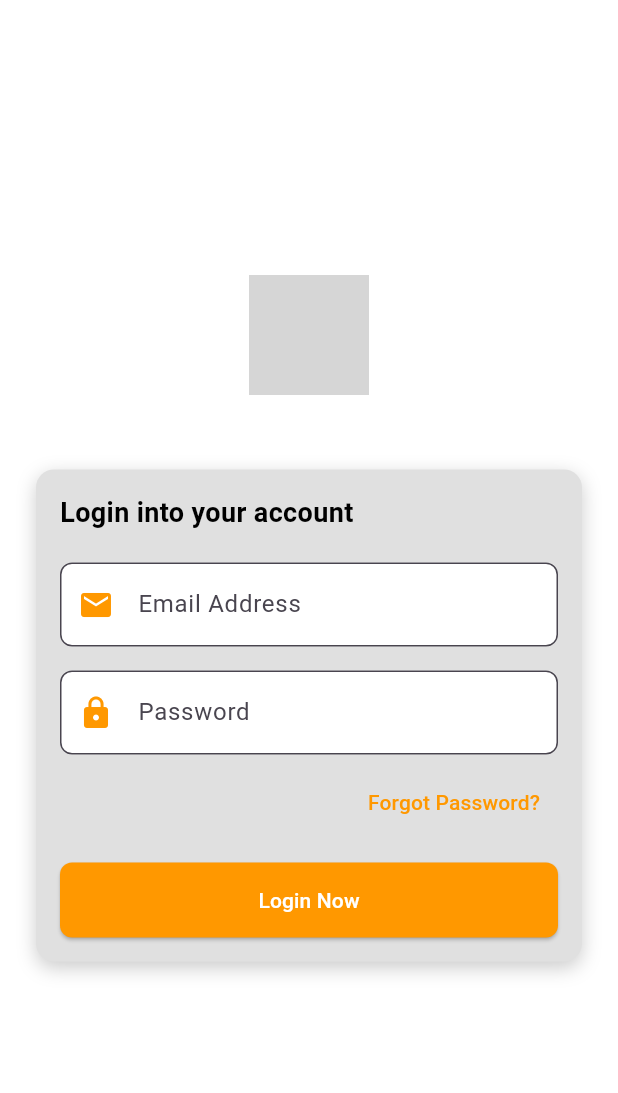
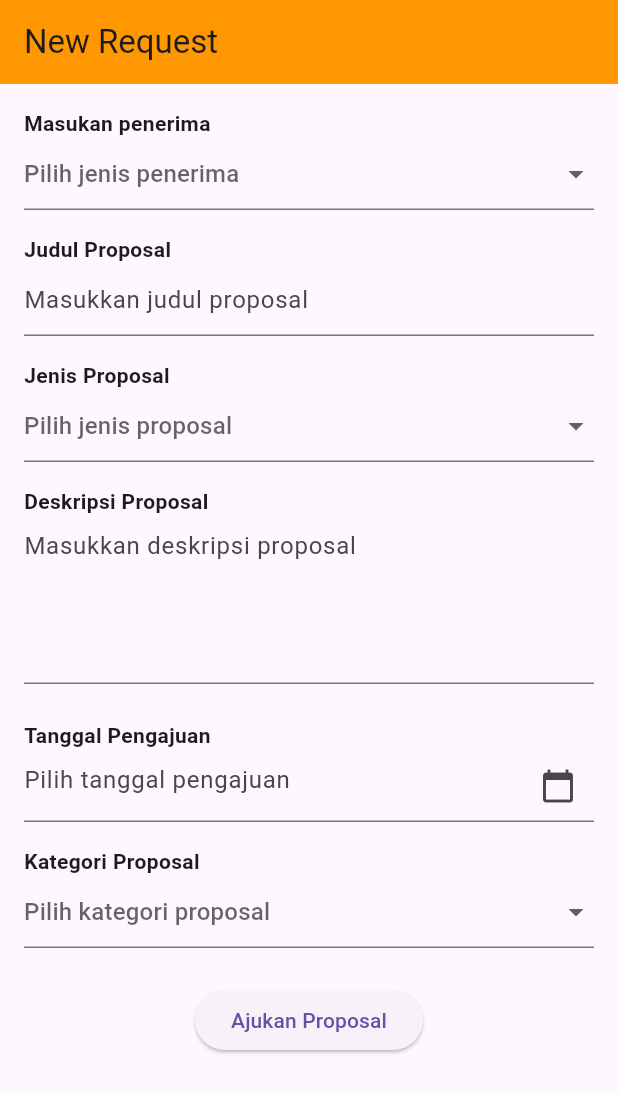
Before and after one commit to shello2k/UAS-SIS-REGULER, a Flutter app: the screen it shows after launch, on a phone screen of 412 x 824 dp. Shown: the top 1093 px of the screen. Run offline on Flutter 3.47's test engine with Material 3 defaults, Android fonts, the phone set to English and light mode, and no system bars; our stand-ins replace crystal_navigation_bar, device_preview, google_fonts, iconly; grey boxes are pictures that could not be loaded.

Commit message:
Menambah tampilan admin,list of request,new request untuk himpunan,notification

```diff
--- a/lib/login_page.dart
+++ b/lib/login_page.dart
@@ -31,8 +31,9 @@ class _LoginPageState extends State<LoginPage> {
               Column(
                 children: [
                   Image.asset(
-                    'assets/login_image.png', // Pastikan file ada di folder assets
-                    height: 80,
+                    'assets/login_image.png',
+                    width: 160,
+                    height: 160,
                   ),
                   SizedBox(height: 8),
                   Text(
@@ -51,7 +52,7 @@ class _LoginPageState extends State<LoginPage> {
                 margin: EdgeInsets.symmetric(horizontal: 24),
                 padding: EdgeInsets.all(16),
                 decoration: BoxDecoration(
-                  color: Colors.grey[300], // Warna abu-abu untuk kotak
+                  color: Colors.grey[300],
                   borderRadius: BorderRadius.circular(12),
                   boxShadow: [
                     BoxShadow(
--- a/lib/main.dart
+++ b/lib/main.dart
@@ -1,13 +1,18 @@
 import 'package:flutter/material.dart';
 import 'package:flutter/foundation.dart'; // Untuk kReleaseMode
 import 'package:device_preview/device_preview.dart';
+import 'package:flutter_application_1/pages/admin_dashboard.dart';
+import 'package:flutter_application_1/pages/adminn_dashboard.dart';
+import 'package:flutter_application_1/pages/list_of_request.dart';
+import 'package:flutter_application_1/pages/new_request.dart';
+import 'package:flutter_application_1/pages/notification_page.dart';
 import 'package:provider/provider.dart';
 import 'app_state.dart';
 import 'login_page.dart';
 
 void main() => runApp(
       DevicePreview(
-        enabled: !kReleaseMode, // Aktifkan hanya di mode debug
+        enabled: !kReleaseMode,
         builder: (context) => ChangeNotifierProvider(
           create: (_) => AppState(),
           child: MyApp(),
@@ -21,12 +26,12 @@ class MyApp extends StatelessWidget {
     return MaterialApp(
       debugShowCheckedModeBanner: false,
       useInheritedMediaQuery: true, // Integrasi dengan DevicePreview
-      locale: DevicePreview.locale(context), // Lokalisasi dari DevicePreview
-      builder: DevicePreview.appBuilder, // Builder khusus DevicePreview
+      locale: DevicePreview.locale(context),
+      builder: DevicePreview.appBuilder,
       theme: ThemeData.light(),
       darkTheme: ThemeData.dark(),
-      themeMode: ThemeMode.system, // Sesuai pengaturan sistem
-      home: LoginPage(), // Halaman utama Anda
+      themeMode: ThemeMode.system,
+      home: NewRequest(), // Halaman utama Anda
     );
   }
 }
--- a/lib/pages/admin_dashboard.dart
+++ b/lib/pages/admin_dashboard.dart
@@ -28,14 +28,14 @@ class AdminPage extends StatelessWidget {
     }
 
     return Scaffold(
-      appBar: AppBar(title: Text('Admin Dashboard')),
       body: Padding(
         padding: const EdgeInsets.all(16.0),
         child: Column(
           children: [
             TextField(
               controller: codeController,
-              decoration: InputDecoration(labelText: 'NIM / NIP (contoh, 162022035)'),
+              decoration:
+                  InputDecoration(labelText: 'NIM / NIP (contoh, 162022035)'),
               keyboardType: TextInputType.number,
               maxLength: 9,
             ),
--- /dev/null
+++ b/lib/pages/new_request.dart
@@ -0,0 +1,215 @@
+import 'package:flutter/material.dart';
+
+class NewRequest extends StatefulWidget {
+  const NewRequest({Key? key}) : super(key: key);
+
+  @override
+  _NewRequestState createState() => _NewRequestState();
+}
+
+class _NewRequestState extends State<NewRequest> {
+  final _formKey = GlobalKey<FormState>();
+
+  final TextEditingController _recipientController = TextEditingController();
+  final TextEditingController _titleController = TextEditingController();
+  final TextEditingController _descriptionController = TextEditingController();
+  final TextEditingController _requestDateController = TextEditingController();
+  String? _selectedProposalType;
+  String? _selectedCategory;
+  String? _selectedPerenima;
+
+//contoh nya
+  final List<String> _proposalTypes = [
+    'Kegiatan',
+    'Penelitian',
+    'Pengabdian Masyarakat'
+  ];
+  final List<String> _categories = ['Teknologi', 'Sosial', 'Budaya'];
+  final List<String> _penerima = ['Kaprodi', 'Fakultas'];
+  // Date Picker
+  Future<void> _pickDate(
+      BuildContext context, TextEditingController controller) async {
+    DateTime? pickedDate = await showDatePicker(
+      context: context,
+      initialDate: DateTime.now(),
+      firstDate: DateTime(2000),
+      lastDate: DateTime(2100),
+    );
+    if (pickedDate != null) {
+      setState(() {
+        controller.text =
+            "${pickedDate.day}/${pickedDate.month}/${pickedDate.year}";
+      });
+    }
+  }
+
+  @override
+  Widget build(BuildContext context) {
+    return Scaffold(
+      appBar: AppBar(
+        title: const Text('New Request'),
+        backgroundColor: Colors.orange,
+      ),
+      body: Padding(
+        padding: const EdgeInsets.all(16.0),
+        child: Form(
+          key: _formKey,
+          child: SingleChildScrollView(
+            child: Column(
+              crossAxisAlignment: CrossAxisAlignment.start,
+              children: [
+                const Text(
+                  'Masukan penerima',
+                  style: TextStyle(fontWeight: FontWeight.bold),
+                ),
+                DropdownButtonFormField<String>(
+                  value: _selectedPerenima,
+                  hint: const Text('Pilih jenis penerima'),
+                  items: _penerima.map((String type) {
+                    return DropdownMenuItem<String>(
+                      value: type,
+                      child: Text(type),
+                    );
+                  }).toList(),
+                  onChanged: (value) {
+                    setState(() {
+                      _selectedPerenima = value;
+                    });
+                  },
+                  validator: (value) {
+                    if (value == null) {
+                      return 'Silakan pilih Penerima';
+                    }
+                    return null;
+                  },
+                ),
+                const SizedBox(height: 16),
+                const Text(
+                  'Judul Proposal',
+                  style: TextStyle(fontWeight: FontWeight.bold),
+                ),
+                TextFormField(
+                  controller: _titleController,
+                  decoration: const InputDecoration(
+                    hintText: 'Masukkan judul proposal',
+                  ),
+                  validator: (value) {
+                    if (value == null || value.isEmpty) {
+                      return 'Silakan masukkan judul proposal';
+                    }
+                    return null;
+                  },
+                ),
+                const SizedBox(height: 16),
+                const Text(
+                  'Jenis Proposal',
+                  style: TextStyle(fontWeight: FontWeight.bold),
+                ),
+                DropdownButtonFormField<String>(
+                  value: _selectedProposalType,
+                  hint: const Text('Pilih jenis proposal'),
+                  items: _proposalTypes.map((String type) {
+                    return DropdownMenuItem<String>(
+                      value: type,
+                      child: Text(type),
+                    );
+                  }).toList(),
+                  onChanged: (value) {
+                    setState(() {
+                      _selectedProposalType = value;
+                    });
+                  },
+                  validator: (value) {
+                    if (value == null) {
+                      return 'Silakan pilih jenis proposal';
+                    }
+                    return null;
+                  },
+                ),
+                const SizedBox(height: 16),
+                const Text(
+                  'Deskripsi Proposal',
+                  style: TextStyle(fontWeight: FontWeight.bold),
+                ),
+                TextFormField(
+                  controller: _descriptionController,
+                  decoration: const InputDecoration(
+                    hintText: 'Masukkan deskripsi proposal',
+                  ),
+                  maxLines: 4,
+                  validator: (value) {
+                    if (value == null || value.isEmpty) {
+                      return 'Silakan masukkan deskripsi proposal';
+                    }
+                    return null;
+                  },
+                ),
+                const SizedBox(height: 24),
+                const Text(
+                  'Tanggal Pengajuan',
+                  style: TextStyle(fontWeight: FontWeight.bold),
+                ),
+                TextFormField(
+                  controller: _requestDateController,
+                  readOnly: true,
+                  decoration: const InputDecoration(
+                    hintText: 'Pilih tanggal pengajuan',
+                    suffixIcon: Icon(Icons.calendar_today),
+                  ),
+                  onTap: () => _pickDate(context, _requestDateController),
+                  validator: (value) {
+                    if (value == null || value.isEmpty) {
+                      return 'Silakan pilih tanggal pengajuan';
+                    }
+                    return null;
+                  },
+                ),
+                const SizedBox(height: 16),
+                const Text(
+                  'Kategori Proposal',
+                  style: TextStyle(fontWeight: FontWeight.bold),
+                ),
+                DropdownButtonFormField<String>(
+                  value: _selectedCategory,
+                  hint: const Text('Pilih kategori proposal'),
+                  items: _categories.map((String category) {
+                    return DropdownMenuItem<String>(
+                      value: category,
+                      child: Text(category),
+                    );
+                  }).toList(),
+                  onChanged: (value) {
+                    setState(() {
+                      _selectedCategory = value;
+                    });
+                  },
+                  validator: (value) {
+                    if (value == null) {
+                      return 'Silakan pilih kategori proposal';
+                    }
+                    return null;
+                  },
+                ),
+                const SizedBox(height: 24),
+                Center(
+                  child: ElevatedButton(
+                    onPressed: () {
+                      if (_formKey.currentState!.validate()) {
+                        // Handle form submission
+                        ScaffoldMessenger.of(context).showSnackBar(
+                          const SnackBar(
+                              content: Text('Proposal berhasil diajukan!')),
+                        );
+                      }
+                    },
+                    child: const Text('Ajukan Proposal'),
+                  ),
+                ),
+              ],
+            ),
+          ),
+        ),
+      ),
+    );
+  }
+}
--- a/pubspec.yaml
+++ b/pubspec.yaml
@@ -39,6 +39,9 @@ dependencies:
   cupertino_icons: ^1.0.8
   flutter_screenutil: ^5.9.3
   device_preview: ^1.2.0
+  crystal_navigation_bar: ^1.0.2
+  iconly: ^1.0.1
+  google_fonts: ^6.2.1
 
 dev_dependencies:
   flutter_test:
```
Also changed, not shown: lib/pages/adminn_dashboard.dart (added, +106 -0 lines), lib/pages/list_of_request.dart (added, +200 -0 lines), lib/pages/notification_page.dart (added, +144 -0 lines), lib/widgets/bottom_navbar.dart (added, +51 -0 lines), pubspec.lock, 1 other file.
